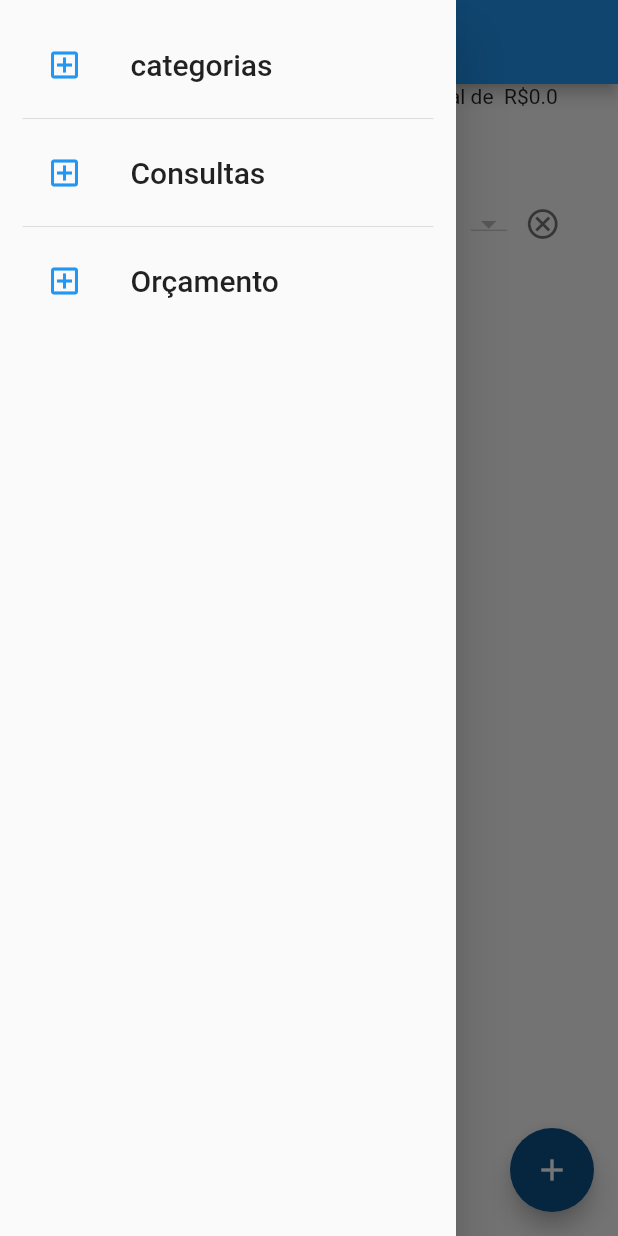
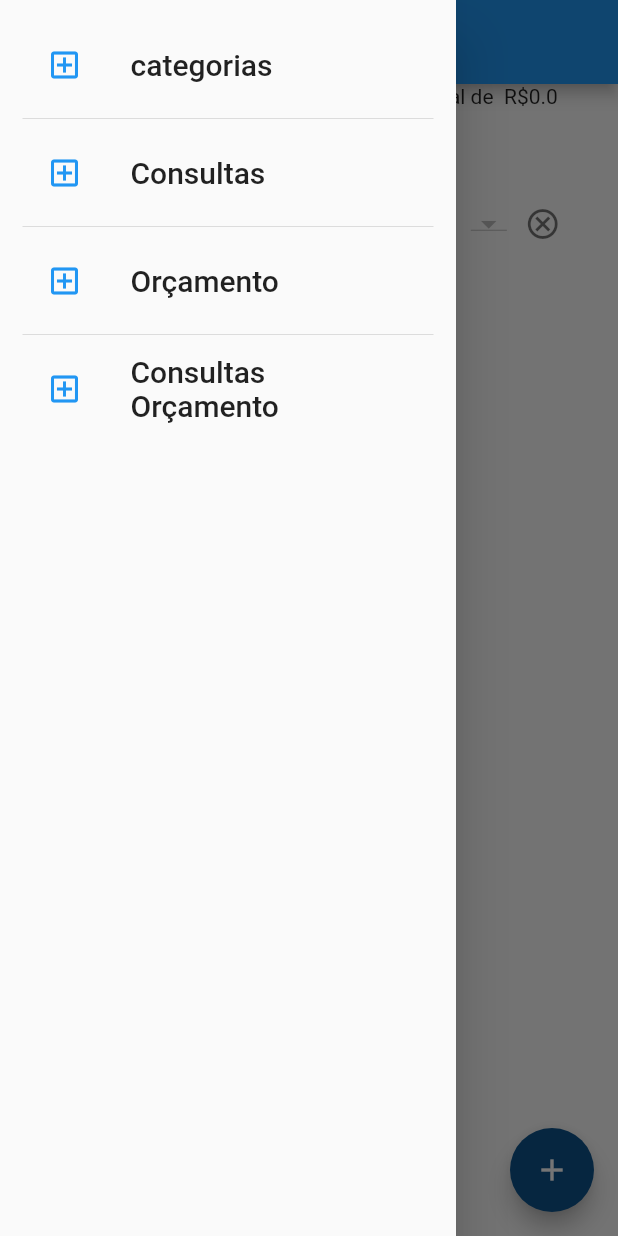
Before and after one commit to Juanzitozito/fluttertest, a Flutter app: the screen it shows after launch, with the side drawer open, on a phone screen of 412 x 824 dp. Run offline on Flutter 3.47's test engine with Material 2 defaults, Android fonts, the phone set to English and light mode, and no system bars; our stand-ins replace charts_flutter, csv, date_field, flutter_datetime_picker, flutter_riverpod, hive and 2 more; missing offline and left inert: random_string_generator, window_manager; accounts and stored records are empty.

```diff
--- a/lib/widgets/nav_bar.dart
+++ b/lib/widgets/nav_bar.dart
@@ -2,6 +2,8 @@ import 'package:flutter/material.dart';
 import 'package:fluttertest/pages/categorias.dart';
 import 'package:fluttertest/pages/consultas.dart';
 import 'package:fluttertest/pages/previsao_de_gastos.dart';
+
+import '../pages/consultas_orcamento.dart';
 
 class NavBar extends StatelessWidget {
   final Function addOrcamento;
@@ -66,6 +68,25 @@ class NavBar extends StatelessWidget {
               ),
             ),
           ),
+          const Divider(),
+          ListTile(
+            onTap: () {
+              Navigator.push(
+                  context,
+                  MaterialPageRoute(
+                      builder: (context) => ConsultasOrcamento()));
+            },
+            leading: const Icon(
+              Icons.add_box_outlined,
+              color: Colors.blue,
+            ),
+            title: const Text(
+              'Consultas Orçamento',
+              style: TextStyle(
+                fontSize: 20,
+              ),
+            ),
+          ),
         ],
       ),
     );
--- a/pubspec.yaml
+++ b/pubspec.yaml
@@ -44,6 +44,7 @@ dependencies:
   file_picker: ^5.2.5
   random_string_generator: ^2.0.0
   flutter_datetime_picker: ^1.5.1
+  charts_flutter: ^0.12.0
 
 
 
```
Also changed, not shown: lib/pages/consultas_orcamento.dart (added, +23 -0 lines), lib/widgets/listagem_previsao.dart (+10 -2 lines), lib/widgets/orcamento_chart.dart (added, +27 -0 lines), pubspec.lock.
